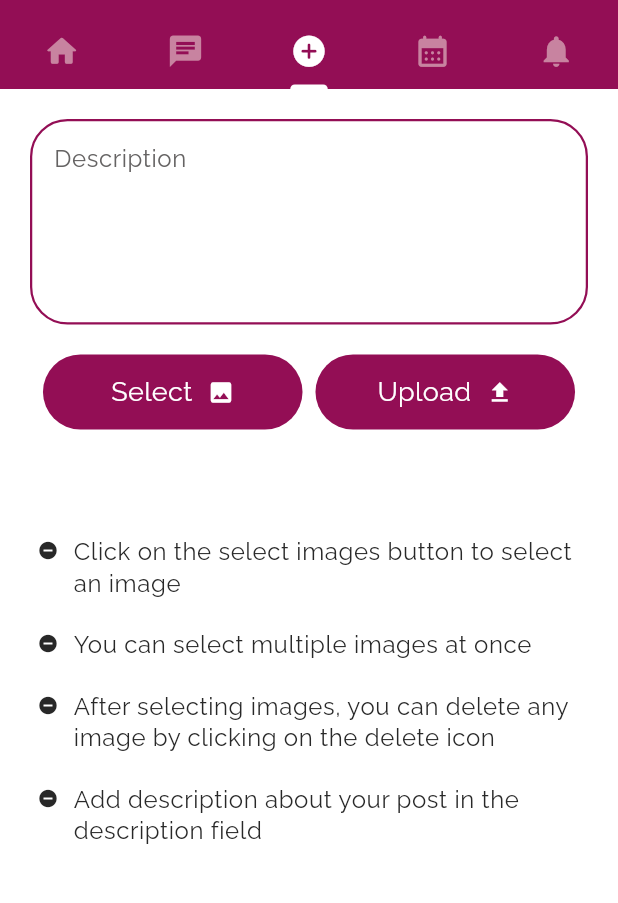
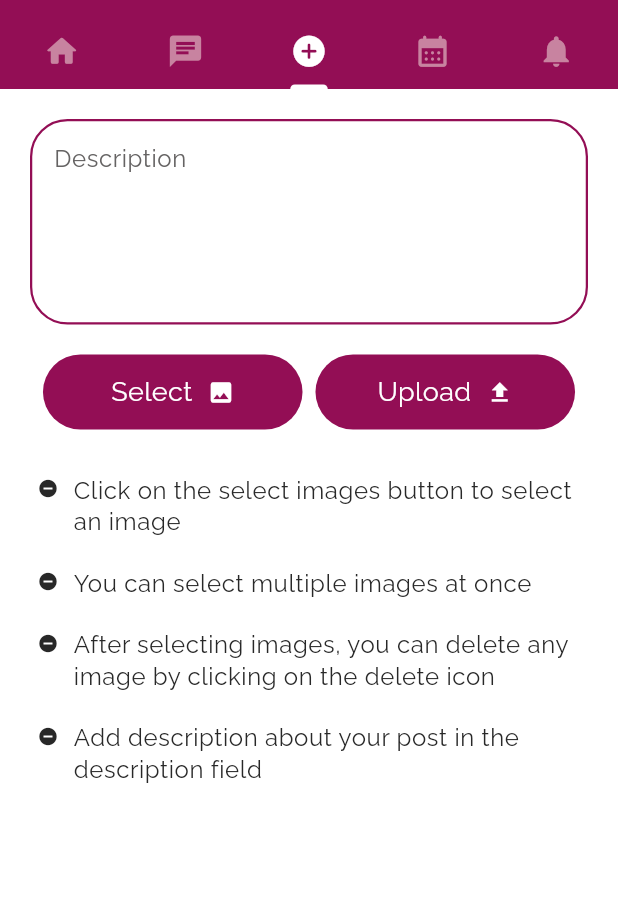
Before and after one commit to oshika512-tech/UAE-Application, a Flutter app: the MainScreen screen opened by its route, tab 3 chosen, on a phone screen of 412 x 824 dp, the part 67-970 px from its top. Run offline on Flutter 3.47's test engine with Material 3 defaults, Android fonts, the light colour scheme and no system bars; our stand-ins replace another_flushbar, cloud_firestore, device_preview, firebase_auth, firebase_core, flutter_easyloading and 5 more; missing offline and left inert: cloudinary_api, cloudinary_url_gen; accounts and stored records are empty; network calls fail.

Commit message:
change post screen ui

```diff
--- a/lib/presentation/pages/post/post.page.dart
+++ b/lib/presentation/pages/post/post.page.dart
@@ -52,7 +52,7 @@ class _PostPageState extends State<PostPage> {
       () async {
         context.pop();
         final userProvider = Provider.of<PostProvider>(context, listen: false);
-        LoadingPopup.show('Uploading...');
+        // LoadingPopup.show('Uploading...');
         //  process to upload images
 
         final postStatus = await userProvider.createNewPost(
@@ -62,9 +62,9 @@ class _PostPageState extends State<PostPage> {
         );
 
         if (postStatus) {
-          EasyLoading.dismiss();
-          EasyLoading.showSuccess('Successfully !',
-              duration: Duration(seconds: 2));
+          // EasyLoading.dismiss();
+          // EasyLoading.showSuccess('Successfully !',
+          //     duration: Duration(seconds: 2));
 
           setState(() {
             imageList.clear();
@@ -109,7 +109,10 @@ class _PostPageState extends State<PostPage> {
               return Column(
                 children: [
                   const SizedBox(height: 20),
-                  _textFormField(context, descriptionController),
+                  _textFormField(
+                    context,
+                    descriptionController,
+                  ),
                   const SizedBox(height: 20),
                   // pick image btn
                   Row(
@@ -151,7 +154,29 @@ class _PostPageState extends State<PostPage> {
                       ),
                     ],
                   ),
-                  const SizedBox(height: 20),
+                  const SizedBox(height: 10),
+                 imageList.isNotEmpty? Padding(
+                    padding: const EdgeInsets.symmetric(horizontal: 10),
+                    child: Row(
+                      mainAxisAlignment: MainAxisAlignment.spaceBetween,
+                      children: [
+                        Text("Selected:  ${imageList.length}",
+                            style: Theme.of(context).textTheme.bodySmall),
+                        TextButton(
+                          onPressed: () {
+                            setState(() {
+                              imageList.clear();
+                            });
+                          },
+                          child: Text(
+                            "Clear",
+                            style: Theme.of(context).textTheme.bodySmall,
+                          ),
+                        )
+                      ],
+                    ),
+                  ): const SizedBox.shrink(),
+                  const SizedBox(height: 10),
                   imageList.isNotEmpty
                       ? Expanded(
                           child: SingleChildScrollView(
@@ -183,11 +208,10 @@ class _PostPageState extends State<PostPage> {
                             ),
                           ),
                         )
-                      : Column(
+                      : Expanded(
+                          child: SingleChildScrollView(
+                            child: Column(
                               children: [
-                            SizedBox(
-                                height:
-                                    MediaQuery.of(context).size.height * 0.05),
                                 IntroductionText.text(
                                   theme,
                                   "Click on the select images button to select an image",
@@ -209,6 +233,8 @@ class _PostPageState extends State<PostPage> {
                                   true,
                                 ),
                               ],
+                            ),
+                          ),
                         ),
                 ],
               );
@@ -250,10 +276,12 @@ class _PostPageState extends State<PostPage> {
   }
 
   Widget _textFormField(
-      BuildContext context, TextEditingController Controller) {
+    BuildContext context,
+    TextEditingController controller,
+  ) {
     return TextFormField(
       autofocus: false,
-      controller: Controller,
+      controller: controller,
       style: Theme.of(context).textTheme.bodySmall,
       maxLines: 5,
       decoration: InputDecoration(
```
Lines whose indentation alone changed are shown as unchanged.
